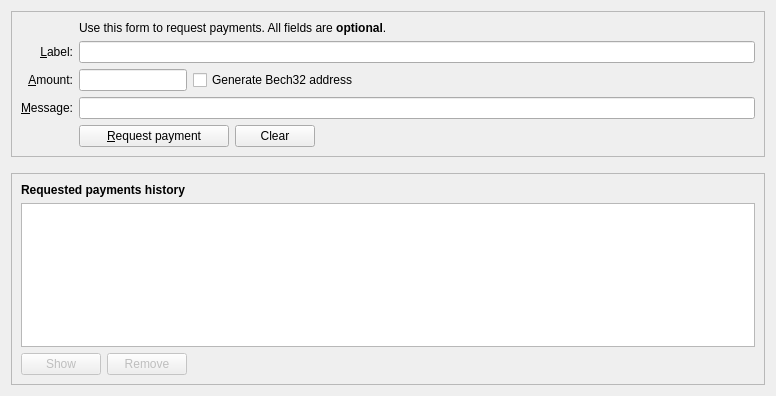
Above: src/qt/forms/receivecoinsdialog.ui from plazma48/fartcoin before the change. Below: the same form after it.
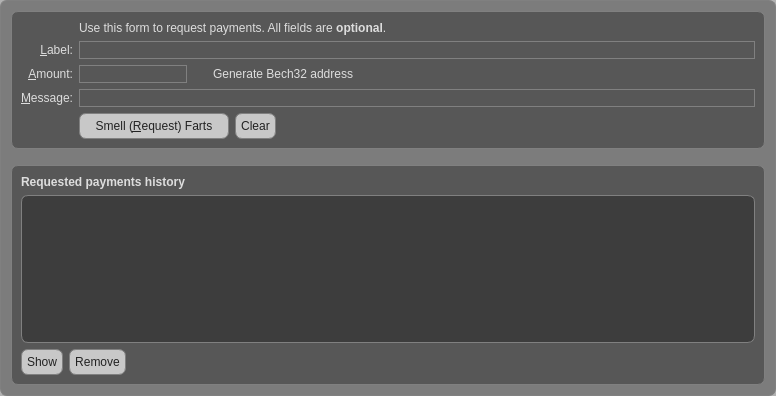
That is the form after the change. Icons and pictures are not drawn. Custom widgets are drawn as their Qt base class.

Commit message: Wallet Design Update

Diff of the .ui file:
```diff
--- a/src/qt/forms/receivecoinsdialog.ui
+++ b/src/qt/forms/receivecoinsdialog.ui
@@ -2,6 +2,11 @@
 <ui version="4.0">
  <class>ReceiveCoinsDialog</class>
  <widget class="QWidget" name="ReceiveCoinsDialog">
+<!-- Style of top-background -->              
+	 <property name="styleSheet">
+         <string notr="true">background-color: rgba(0, 0, 0, 30%); color: #DDDDDD; border: 1px solid grey; border-radius: 7px; </string> 
+         </property>
+<!-- Style of top-background --> 
   <property name="geometry">
    <rect>
     <x>0</x>
@@ -30,6 +35,11 @@
        <layout class="QGridLayout" name="gridLayout">
         <item row="5" column="0">
          <widget class="QLabel" name="label">
+<!-- Style of top-background -->              
+	 <property name="styleSheet">
+         <string notr="true">background-color: rgba(0, 0, 0, 0%); border: 0px solid grey; border-radius: 0px; </string> 
+         </property>
+<!-- Style of top-background --> 
           <property name="toolTip">
            <string>An optional amount to request. Leave this empty or zero to not request a specific amount.</string>
           </property>
@@ -46,6 +56,11 @@
         </item>
         <item row="6" column="0">
          <widget class="QLabel" name="label_3">
+<!-- Style of top-background -->              
+	 <property name="styleSheet">
+         <string notr="true">background-color: rgba(0, 0, 0, 0%); border: 0px solid grey; border-radius: 0px; </string> 
+         </property>
+<!-- Style of top-background --> 
           <property name="toolTip">
            <string>An optional message to attach to the payment request, which will be displayed when the request is opened. Note: The message will not be sent with the payment over the Fartcoin network.</string>
           </property>
@@ -62,6 +77,11 @@
         </item>
         <item row="4" column="2">
          <widget class="QLineEdit" name="reqLabel">
+<!-- Style of top-background -->              
+	 <property name="styleSheet">
+         <string notr="true">background-color: rgba(0, 0, 0, 0%); border: 1px solid grey; border-radius: 0px; </string> 
+         </property>
+<!-- Style of top-background --> 
           <property name="toolTip">
            <string>An optional label to associate with the new receiving address.</string>
           </property>
@@ -69,6 +89,11 @@
         </item>
         <item row="2" column="2">
          <widget class="QLabel" name="label_5">
+<!-- Style of top-background -->              
+	 <property name="styleSheet">
+         <string notr="true">background-color: rgba(0, 0, 0, 0%); border: 0px solid grey; border-radius: 7px; </string> 
+         </property>
+<!-- Style of top-background --> 
           <property name="text">
            <string>Use this form to request payments. All fields are &lt;b&gt;optional&lt;/b&gt;.</string>
           </property>
@@ -76,6 +101,11 @@
         </item>
         <item row="4" column="0">
          <widget class="QLabel" name="label_2">
+<!-- Style of top-background -->              
+	 <property name="styleSheet">
+         <string notr="true">background-color: rgba(0, 0, 0, 0%); border: 0px solid grey; border-radius: 7px; </string> 
+         </property>
+<!-- Style of top-background --> 
           <property name="toolTip">
            <string>An optional label to associate with the new receiving address.</string>
           </property>
@@ -92,6 +122,11 @@
         </item>
         <item row="6" column="2">
          <widget class="QLineEdit" name="reqMessage">
+<!-- Style of top-background -->              
+	 <property name="styleSheet">
+         <string notr="true">background-color: rgba(0, 0, 0, 0%); border: 1px solid grey; border-radius: 0px; </string> 
+         </property>
+<!-- Style of top-background --> 
           <property name="toolTip">
            <string>An optional message to attach to the payment request, which will be displayed when the request is opened. Note: The message will not be sent with the payment over the Fartcoin network.</string>
           </property>
@@ -101,6 +136,11 @@
          <layout class="QHBoxLayout" name="horizontalLayout">
           <item>
            <widget class="QPushButton" name="receiveButton">
+<!-- Style of top-background -->              
+	 <property name="styleSheet">
+         <string notr="true">background-color: rgba(200, 200, 200, 100%);color: #222;padding: 5px; border: 1px solid grey; border-radius: 7px; </string> 
+         </property>
+<!-- Style of top-background --> 
             <property name="minimumSize">
              <size>
               <width>150</width>
@@ -108,7 +148,7 @@
              </size>
             </property>
             <property name="text">
-             <string>&amp;Request payment</string>
+             <string>Smell (&amp;Request) Farts</string>
             </property>
             <property name="icon">
              <iconset resource="../bitcoin.qrc">
@@ -118,6 +158,11 @@
           </item>
           <item>
            <widget class="QPushButton" name="clearButton">
+<!-- Style of top-background -->              
+	 <property name="styleSheet">
+         <string notr="true">background-color: rgba(200, 200, 200, 100%);color: #222;padding: 5px; border: 1px solid grey; border-radius: 7px; </string> 
+         </property>
+<!-- Style of top-background --> 
             <property name="sizePolicy">
              <sizepolicy hsizetype="Minimum" vsizetype="Fixed">
               <horstretch>0</horstretch>
@@ -156,6 +201,11 @@
         </item>
         <item row="7" column="0">
          <widget class="QLabel" name="label_7">
+<!-- Style of top-background -->              
+	 <property name="styleSheet">
+         <string notr="true">background-color: rgba(0, 0, 0, 0%); border: 0px solid grey; border-radius: 7px; </string> 
+         </property>
+<!-- Style of top-background --> 
           <property name="text">
            <string/>
           </property>
@@ -165,6 +215,11 @@
          <layout class="QHBoxLayout" name="horizontalLayout_6">
           <item>
            <widget class="BitcoinAmountField" name="reqAmount">
+<!-- Style of top-background -->              
+	 <property name="styleSheet">
+         <string notr="true">background-color: rgba(0, 0, 0, 0%); border: 1px solid grey; border-radius: 0px; </string> 
+         </property>
+<!-- Style of top-background --> 
             <property name="sizePolicy">
              <sizepolicy hsizetype="Fixed" vsizetype="Fixed">
               <horstretch>0</horstretch>
@@ -190,6 +245,11 @@
           </item>
           <item>
            <widget class="QCheckBox" name="useBech32">
+<!-- Style of top-background -->              
+	 <property name="styleSheet">
+         <string notr="true">background-color: rgba(0, 0, 0, 0%); border: 0px solid grey; border-radius: 7px; </string> 
+         </property>
+<!-- Style of top-background --> 
             <property name="sizePolicy">
              <sizepolicy hsizetype="Fixed" vsizetype="Fixed">
               <horstretch>0</horstretch>
@@ -263,6 +323,11 @@
      <layout class="QVBoxLayout" name="verticalLayout_2">
       <item>
        <widget class="QLabel" name="label_6">
+<!-- Style of button -->              
+	 <property name="styleSheet">
+         <string notr="true">background-color: rgba(0, 0, 0, 0%); border: 0px solid grey; </string> 
+         </property>
+<!-- Style of button --> 
         <property name="font">
          <font>
           <weight>75</weight>
@@ -291,6 +356,11 @@
        <layout class="QHBoxLayout" name="horizontalLayout_2">
         <item>
          <widget class="QPushButton" name="showRequestButton">
+<!-- Style of button -->              
+	 <property name="styleSheet">
+         <string notr="true">background-color: rgba(200, 200, 200, 100%);color: #222;padding: 5px; border: 1px solid grey; border-radius: 7px; </string> 
+         </property>
+<!-- Style of button --> 
           <property name="enabled">
            <bool>false</bool>
           </property>
@@ -311,6 +381,11 @@
         </item>
         <item>
          <widget class="QPushButton" name="removeRequestButton">
+<!-- Style of button -->              
+	 <property name="styleSheet">
+         <string notr="true">background-color: rgba(200, 200, 200, 100%);color: #222;padding: 5px; border: 1px solid grey; border-radius: 7px; </string> 
+         </property>
+<!-- Style of button --> 
           <property name="enabled">
            <bool>false</bool>
           </property>
```
The commit also changes 3 other files.
